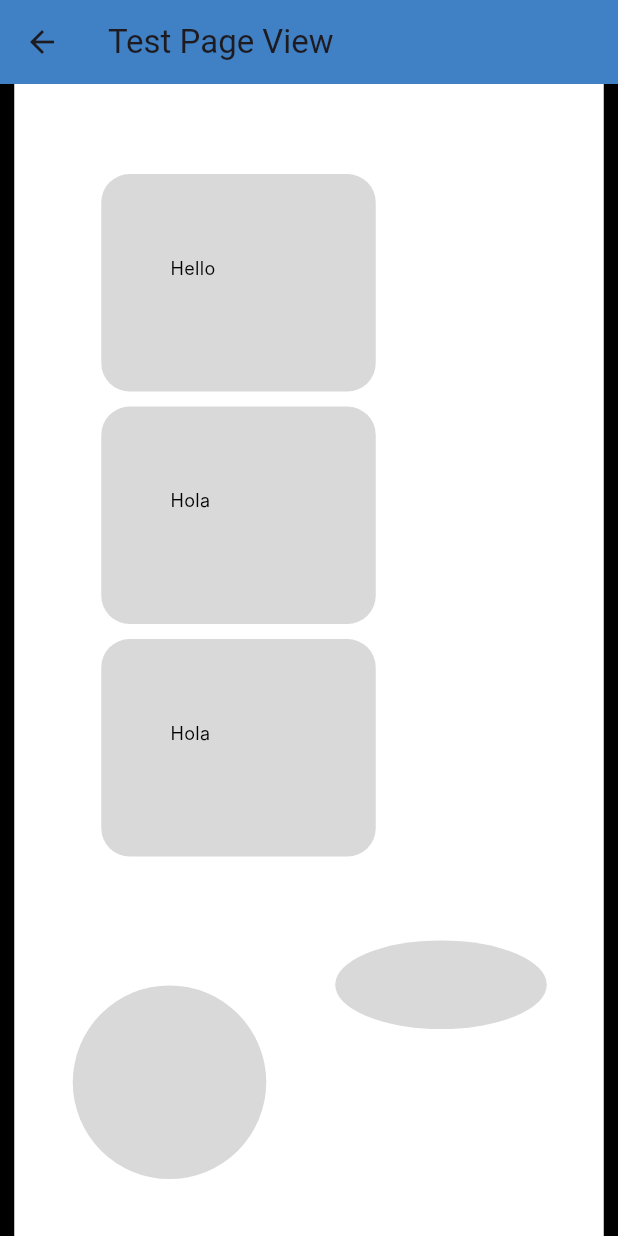
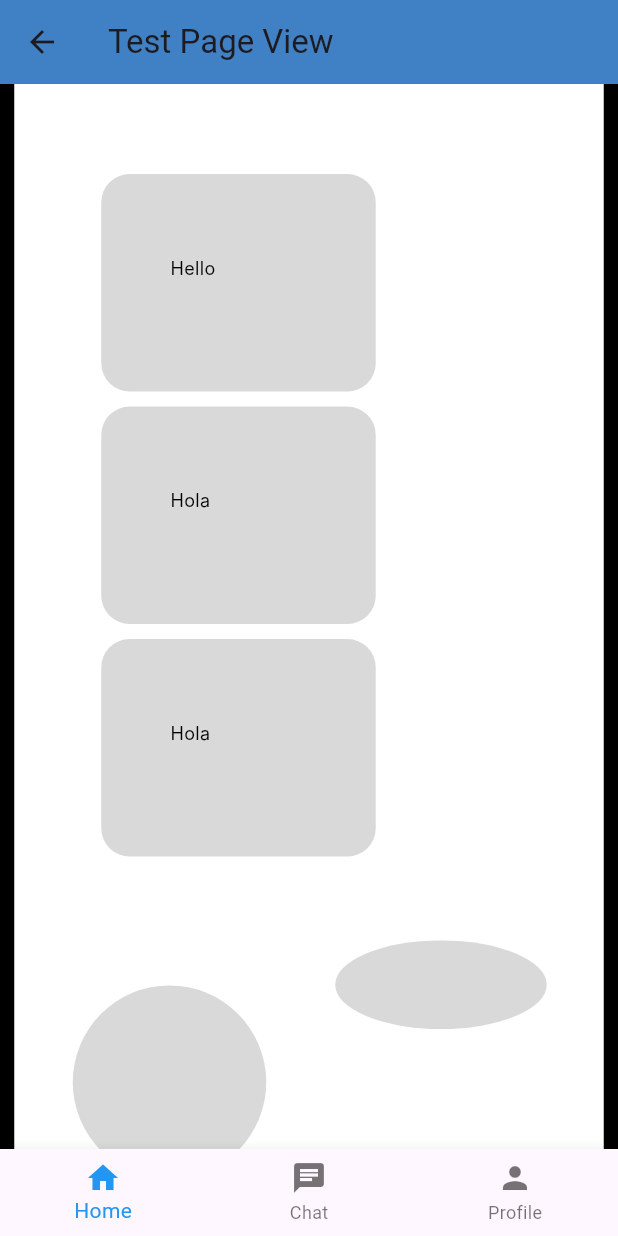
Before and after one commit to DueroBone/tech_120_app, a Flutter app: the screen it shows after launch, after a tap on "Go to Test Page", on a phone screen of 412 x 824 dp. Run offline on Flutter 3.47's test engine with Material 3 defaults, Android fonts, the phone set to English and light mode, and no system bars; our stand-ins replace sqflite; accounts and stored records are empty; network calls fail; Roboto replaces fonts that are missing (Inter).

Commit message:
implement bottom navigation structure

```diff
--- a/lib/Views/Manual/home_page_view.dart
+++ b/lib/Views/Manual/home_page_view.dart
@@ -8,16 +8,14 @@ import 'package:tech_120_app/Views/Manual/sign_up_view.dart';
 import 'package:tech_120_app/Views/Manual/mentor_match_view.dart';
 import 'package:tech_120_app/Views/Manual/Mentor/mentor_profile.dart';
 
-class HomePageView extends StatelessWidget {
-  const HomePageView({super.key});
+class HomeContent extends StatelessWidget {
+  const HomeContent({super.key});
 
   @override
   Widget build(BuildContext context) {
     const double paddingAmount = 8;
 
-    return MakeFullscreen(
-      title: "Tech 120 App",
-      child: Column(
+    return Column(
       children: [
         Row(
           mainAxisAlignment: MainAxisAlignment.center,
@@ -28,9 +26,7 @@ class HomePageView extends StatelessWidget {
                 Navigator.push(
                   context,
                   // Adds a new page on top of the current one
-                    MaterialPageRoute(
-                      builder: (context) => const TestPageView(),
-                    ),
+                  MaterialPageRoute(builder: (context) => const TestPageView()),
                 );
                 print("Going to Test Page");
               },
@@ -40,9 +36,7 @@ class HomePageView extends StatelessWidget {
               onPressed: () {
                 Navigator.push(
                   context,
-                    MaterialPageRoute(
-                      builder: (context) => const SmallerView(),
-                    ),
+                  MaterialPageRoute(builder: (context) => const SmallerView()),
                 );
                 print("Going to Smaller View");
               },
@@ -59,9 +53,7 @@ class HomePageView extends StatelessWidget {
                 onPressed: () {
                   Navigator.push(
                     context,
-                      MaterialPageRoute(
-                        builder: (context) => const SignUpView(),
-                      ),
+                    MaterialPageRoute(builder: (context) => const SignUpView()),
                   );
                   print("Going to Sign Up Page");
                 },
@@ -95,9 +87,7 @@ class HomePageView extends StatelessWidget {
           onPressed: () {
             Navigator.push(
               context,
-                MaterialPageRoute(
-                  builder: (context) => const TestPageTestView(),
-                ),
+              MaterialPageRoute(builder: (context) => const TestPageTestView()),
             );
           },
           child: const Text('Go to Test2 Page'),
@@ -106,9 +96,7 @@ class HomePageView extends StatelessWidget {
           onPressed: () {
             Navigator.push(
               context,
-                MaterialPageRoute(
-                  builder: (context) => const MentorMatchView(),
-                ),
+              MaterialPageRoute(builder: (context) => const MentorMatchView()),
             );
           },
           child: const Text('Go to Mentor match Page'),
@@ -125,7 +113,15 @@ class HomePageView extends StatelessWidget {
           child: const Text('Go to Mentor Profile'),
         ),
       ],
-      ),
     );
   }
 }
+
+class HomePageView extends StatelessWidget {
+  const HomePageView({super.key});
+
+  @override
+  Widget build(BuildContext context) {
+    return MakeFullscreen(title: "Tech 120 App", child: const HomeContent());
+  }
+}
--- /dev/null
+++ b/lib/Views/bottom_tabs.dart
@@ -0,0 +1,221 @@
+import 'package:flutter/material.dart';
+import 'package:tech_120_app/Views/Manual/home_page_view.dart';
+import 'package:tech_120_app/Views/Manual/chat_view.dart';
+import 'package:tech_120_app/Views/Generated/Mentor Messaging/Mentor_Messaging.dart';
+import 'package:tech_120_app/Views/tabs_controller.dart';
+import 'package:tech_120_app/Views/make_fullscreen.dart';
+
+class BottomTabs extends StatefulWidget {
+  const BottomTabs({super.key});
+
+  @override
+  State<BottomTabs> createState() => _BottomTabsState();
+}
+
+class _BottomTabsState extends State<BottomTabs> {
+  int _currentIndex = 0;
+  final List<String> _defaultTitles = ['Home', 'Chat', 'Profile'];
+
+  final List<GlobalKey<NavigatorState>> _navigatorKeys = [
+    GlobalKey<NavigatorState>(),
+    GlobalKey<NavigatorState>(),
+    GlobalKey<NavigatorState>(),
+  ];
+
+  // Notifiers to indicate whether each inner navigator can pop. Used to
+  // display a back arrow in the root AppBar that pops the inner navigator.
+  final List<ValueNotifier<bool>> _canPopNotifiers = [
+    ValueNotifier<bool>(false),
+    ValueNotifier<bool>(false),
+    ValueNotifier<bool>(false),
+  ];
+
+  @override
+  void initState() {
+    super.initState();
+    TabsController.instance.index.addListener(_onControllerIndexChanged);
+    // initialize shared title to the default for the starting tab
+    TabsController.instance.setTitle(_defaultTitles[_currentIndex]);
+    // initialize canPop notifiers (they will update as navigators push/pop)
+    for (var i = 0; i < _navigatorKeys.length; i++) {
+      _canPopNotifiers[i].value =
+          _navigatorKeys[i].currentState?.canPop() ?? false;
+    }
+  }
+
+  @override
+  void dispose() {
+    TabsController.instance.index.removeListener(_onControllerIndexChanged);
+    for (final n in _canPopNotifiers) {
+      n.dispose();
+    }
+    super.dispose();
+  }
+
+  void _onTap(int index) {
+    if (_currentIndex == index) {
+      // If tapping current tab, pop to first route
+      _navigatorKeys[index].currentState?.popUntil((route) => route.isFirst);
+    } else {
+      setState(() {
+        _currentIndex = index;
+      });
+    }
+    // keep the global controller in sync so other widgets can change tabs
+    TabsController.instance.setIndex(index);
+    // update shared appBar title to the default for this tab
+    TabsController.instance.setTitle(_defaultTitles[index]);
+  }
+
+  Future<bool> _onWillPop() async {
+    final isFirstRouteInCurrentTab = !await _navigatorKeys[_currentIndex]
+        .currentState!
+        .maybePop();
+    if (isFirstRouteInCurrentTab) {
+      if (_currentIndex != 0) {
+        setState(() {
+          _currentIndex = 0;
+        });
+        TabsController.instance.setIndex(0);
+        return false;
+      }
+      return true; // allow app to be popped
+    }
+    return false;
+  }
+
+  void _onControllerIndexChanged() {
+    final i = TabsController.instance.index.value;
+    if (i != _currentIndex) {
+      setState(() {
+        _currentIndex = i;
+      });
+      // when index changes externally, update the shared title to default
+      TabsController.instance.setTitle(_defaultTitles[_currentIndex]);
+    }
+  }
+
+  @override
+  Widget build(BuildContext context) {
+    // PopScope is preferred, but to avoid SDK mismatch we keep behavior and
+    // silence the deprecation locally. TODO: Replace with `PopScope` once
+    // the minimum SDK >= the version that provides it.
+    // ignore: deprecated_member_use
+    return WillPopScope(
+      onWillPop: _onWillPop,
+      child: ValueListenableBuilder<String>(
+        valueListenable: TabsController.instance.title,
+        builder: (context, appBarTitle, _) {
+          final leadingNotifier = _canPopNotifiers[_currentIndex];
+          return ValueListenableBuilder<bool>(
+            valueListenable: leadingNotifier,
+            builder: (context, canPop, __) {
+              return Scaffold(
+                appBar: AppBar(
+                  title: Text(appBarTitle),
+                  leading: canPop
+                      ? IconButton(
+                          icon: const BackButtonIcon(),
+                          onPressed: () {
+                            _navigatorKeys[_currentIndex].currentState?.pop();
+                          },
+                        )
+                      : null,
+                ),
+                body: IndexedStack(
+                  index: _currentIndex,
+                  children: [
+                    _buildNavigator(
+                      0,
+                      (context) => const MakeFullscreen(
+                        title: 'Home',
+                        child: HomeContent(),
+                      ),
+                    ),
+                    _buildNavigator(
+                      1,
+                      (context) => const MakeFullscreen(
+                        title: 'Chat',
+                        child: ChatContent(),
+                      ),
+                    ),
+                    _buildNavigator(
+                      2,
+                      (context) => MakeFullscreen(
+                        title: 'Profile',
+                        child: MentorMessages(),
+                      ),
+                    ),
+                  ],
+                ),
+                bottomNavigationBar: BottomNavigationBar(
+                  items: const <BottomNavigationBarItem>[
+                    BottomNavigationBarItem(
+                      icon: Icon(Icons.home),
+                      label: 'Home',
+                    ),
+                    BottomNavigationBarItem(
+                      icon: Icon(Icons.chat),
+                      label: 'Chat',
+                    ),
+                    BottomNavigationBarItem(
+                      icon: Icon(Icons.person),
+                      label: 'Profile',
+                    ),
+                  ],
+                  currentIndex: _currentIndex,
+                  selectedItemColor: Colors.blue,
+                  onTap: _onTap,
+                ),
+              );
+            },
+          );
+        },
+      ),
+    );
+  }
+
+  Widget _buildNavigator(int index, WidgetBuilder builder) {
+    return Navigator(
+      key: _navigatorKeys[index],
+      observers: [_TabNavigatorObserver(_canPopNotifiers[index])],
+      onGenerateRoute: (settings) {
+        return MaterialPageRoute(builder: builder, settings: settings);
+      },
+    );
+  }
+}
+
+class _TabNavigatorObserver extends NavigatorObserver {
+  _TabNavigatorObserver(this._canPop);
+
+  final ValueNotifier<bool> _canPop;
+
+  void _update() {
+    _canPop.value = navigator?.canPop() ?? false;
+  }
+
+  @override
+  void didPop(Route route, Route? previousRoute) {
+    super.didPop(route, previousRoute);
+    _update();
+  }
+
+  @override
+  void didPush(Route route, Route? previousRoute) {
+    super.didPush(route, previousRoute);
+    _update();
+  }
+
+  @override
+  void didRemove(Route route, Route? previousRoute) {
+    super.didRemove(route, previousRoute);
+    _update();
+  }
+
+  @override
+  void didReplace({Route? newRoute, Route? oldRoute}) {
+    super.didReplace(newRoute: newRoute, oldRoute: oldRoute);
+    _update();
+  }
+}
--- a/lib/Views/make_fullscreen.dart
+++ b/lib/Views/make_fullscreen.dart
@@ -1,6 +1,7 @@
 import 'package:flutter/material.dart';
+import 'package:tech_120_app/Views/tabs_controller.dart';
 
-class MakeFullscreen extends StatelessWidget {
+class MakeFullscreen extends StatefulWidget {
   const MakeFullscreen({
     Key? key,
     this.title = 'Peer Mentor Match', // default value
@@ -11,14 +12,93 @@ class MakeFullscreen extends StatelessWidget {
   final Widget child;
 
   @override
+  State<MakeFullscreen> createState() => _MakeFullscreenState();
+}
+
+class _MakeFullscreenState extends State<MakeFullscreen> {
+  String? _previousTitle;
+  bool _titleSet = false;
+
+  @override
+  void didChangeDependencies() {
+    super.didChangeDependencies();
+    final hasAncestorScaffold = Scaffold.maybeOf(context) != null;
+    if (hasAncestorScaffold && !_titleSet) {
+      // Save previous title and set the new one for the parent Scaffold's appBar
+      _previousTitle = TabsController.instance.title.value;
+      // Delay setting the title until after this build frame to avoid
+      // "setState() or markNeedsBuild() called during build" errors when
+      // listeners rebuild ancestor widgets while the framework is still
+      // building the current widget tree.
+      WidgetsBinding.instance.addPostFrameCallback((_) {
+        TabsController.instance.setTitle(widget.title);
+      });
+      _titleSet = true;
+    }
+  }
+
+  @override
+  void dispose() {
+    if (_titleSet) {
+      // Restore previous title when this page is disposed/popped. Use a
+      // post-frame callback to avoid modifying widgets during an ongoing
+      // build.
+      final prev = _previousTitle ?? '';
+      WidgetsBinding.instance.addPostFrameCallback((_) {
+        TabsController.instance.setTitle(prev);
+      });
+    }
+    super.dispose();
+  }
+
+  @override
   Widget build(BuildContext context) {
+    // If this widget is already inside a Scaffold (for example the
+    // `BottomTabs` root provides a Scaffold with appBar/bottomNavigationBar),
+    // avoid adding another appBar/bottomNavigationBar. This prevents the
+    // duplicate top/bottom bars when pushing pages that use `MakeFullscreen`
+    // inside a tab's navigator.
+    final hasAncestorScaffold = Scaffold.maybeOf(context) != null;
+
+    final content = SingleChildScrollView(
+      child: Center(
+        child: widget.child,
+      ), // Centers the generated content because it does not perfectly fill the screen
+    );
+
+    if (hasAncestorScaffold) {
+      // Return just the body so the parent scaffold's appBar/bottom bar remain
+      // the single app chrome.
+      return content;
+    }
+
+    // If there is no ancestor Scaffold, provide a full-screen scaffold with
+    // appBar and bottom navigation.
     return Scaffold(
-      appBar: AppBar(title: Text(title)),
-      body: SingleChildScrollView(
-        child: Center(
-          child: child,
-        ), // Centers the generated content because it does not perfectly fill the screen
-      ), // Makes the page scrollable in case the content is taller than the screen
+      appBar: AppBar(title: Text(widget.title)),
+      body: content,
+      bottomNavigationBar: ValueListenableBuilder<int>(
+        valueListenable: TabsController.instance.index,
+        builder: (context, currentIndex, _) {
+          return BottomNavigationBar(
+            items: const <BottomNavigationBarItem>[
+              BottomNavigationBarItem(icon: Icon(Icons.home), label: 'Home'),
+              BottomNavigationBarItem(icon: Icon(Icons.chat), label: 'Chat'),
+              BottomNavigationBarItem(
+                icon: Icon(Icons.person),
+                label: 'Profile',
+              ),
+            ],
+            currentIndex: currentIndex,
+            selectedItemColor: Colors.blue,
+            onTap: (int index) {
+              // Switch the global tab index instead of pushing routes so each
+              // tab preserves its own navigator stack.
+              TabsController.instance.setIndex(index);
+            },
+          );
+        },
+      ),
     );
   }
 }
--- /dev/null
+++ b/lib/Views/tabs_controller.dart
@@ -0,0 +1,19 @@
+import 'package:flutter/foundation.dart';
+
+/// A simple global controller to coordinate the currently selected bottom tab.
+///
+/// `BottomTabs` listens to `TabsController.instance.index` and updates its
+/// visible tab. Any widget (including `MakeFullscreen`) can set the index to
+/// switch the root tab without pushing routes.
+class TabsController {
+  TabsController._();
+
+  static final TabsController instance = TabsController._();
+
+  final ValueNotifier<int> index = ValueNotifier<int>(0);
+  // Shared appBar title exposed for pages embedded in a parent scaffold.
+  final ValueNotifier<String> title = ValueNotifier<String>('Tech 120 App');
+
+  void setIndex(int i) => index.value = i;
+  void setTitle(String t) => title.value = t;
+}
--- a/lib/main.dart
+++ b/lib/main.dart
@@ -1,5 +1,8 @@
 import 'package:flutter/material.dart'; // Where flutter finds what makes the app
 import 'package:tech_120_app/Views/Manual/home_page_view.dart'; // and home page
+import 'package:tech_120_app/Views/Manual/chat_view.dart';
+import 'package:tech_120_app/Views/bottom_tabs.dart';
+import 'package:tech_120_app/Views/Manual/Mentor/mentor_profile.dart';
 // Generated by: https://www.figma.com/community/plugin/842128343887142055/
 
 void main() {
@@ -31,7 +34,14 @@ class FigmaToCodeApp extends StatelessWidget {
           ), // Color for the top bar
         ),
       ),
-      home: HomePageView(), // Load the home page
+      home:
+          const BottomTabs(), // Load the bottom-tabs root with separate stacks
+      // Named routes used by `Navigator.pushNamed` in several views
+      routes: {
+        '/home': (context) => const HomePageView(),
+        '/chat': (context) => const ChatView(),
+        '/profile': (context) => const MentorMessagingView(),
+      },
     ); // ctrl + click to view
   }
 }
```
Also changed, not shown: lib/Views/Manual/chat_view.dart (+16 -10 lines). Lines whose indentation alone changed are shown as unchanged.
